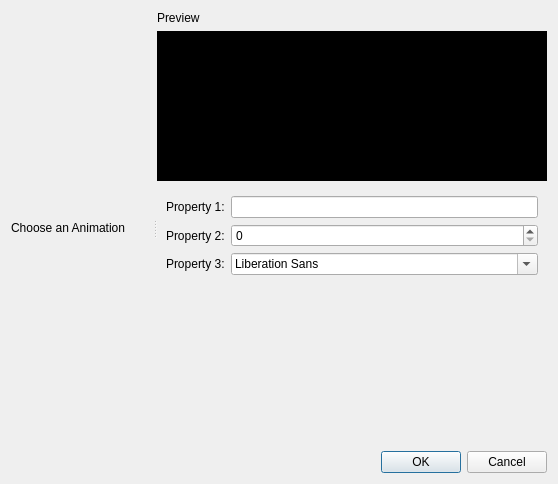
Old version of the form src/windows/ui/animated-title.ui in the repository OpenShot/openshot-qt.
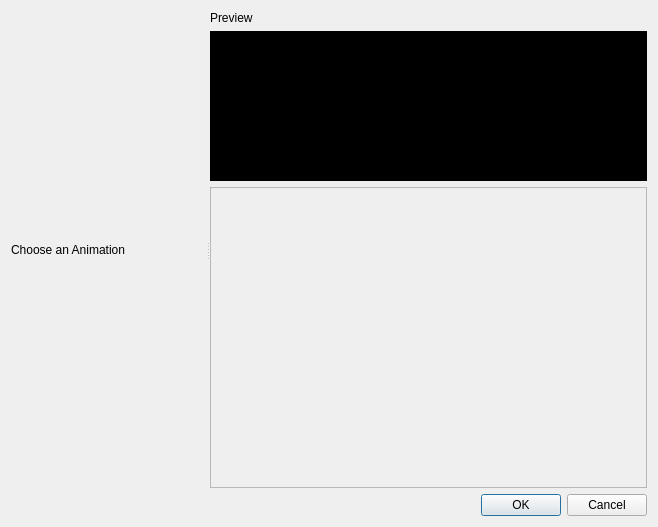
New version of the form.

Commit message: Improved animated title screen. It now lists the params for each animation, and clears previous ones.

```diff
--- a/src/windows/ui/animated-title.ui
+++ b/src/windows/ui/animated-title.ui
@@ -6,8 +6,8 @@
    <rect>
     <x>0</x>
     <y>0</y>
-    <width>558</width>
-    <height>484</height>
+    <width>658</width>
+    <height>527</height>
    </rect>
   </property>
   <property name="windowTitle">
@@ -73,49 +73,25 @@
         </widget>
        </item>
        <item row="2" column="0">
-        <widget class="QWidget" name="widget_3" native="true">
-         <property name="sizePolicy">
-          <sizepolicy hsizetype="Preferred" vsizetype="Expanding">
-           <horstretch>0</horstretch>
-           <verstretch>0</verstretch>
-          </sizepolicy>
+        <widget class="QScrollArea" name="scrollArea">
+         <property name="widgetResizable">
+          <bool>true</bool>
          </property>
-         <layout class="QGridLayout" name="gridLayout_4">
-          <item row="0" column="0">
-           <layout class="QFormLayout" name="formLayout">
-            <item row="0" column="0">
-             <widget class="QLabel" name="label_3">
-              <property name="text">
-               <string>Property 1:</string>
-              </property>
-             </widget>
-            </item>
-            <item row="0" column="1">
-             <widget class="QLineEdit" name="lineEdit"/>
-            </item>
-            <item row="1" column="0">
-             <widget class="QLabel" name="label_4">
-              <property name="text">
-               <string>Property 2:</string>
-              </property>
-             </widget>
-            </item>
-            <item row="1" column="1">
-             <widget class="QSpinBox" name="spinBox"/>
-            </item>
-            <item row="2" column="0">
-             <widget class="QLabel" name="label_5">
-              <property name="text">
-               <string>Property 3:</string>
-              </property>
-             </widget>
-            </item>
-            <item row="2" column="1">
-             <widget class="QFontComboBox" name="fontComboBox"/>
-            </item>
-           </layout>
-          </item>
-         </layout>
+         <widget class="QWidget" name="settingsContainer">
+          <property name="geometry">
+           <rect>
+            <x>0</x>
+            <y>0</y>
+            <width>419</width>
+            <height>277</height>
+           </rect>
+          </property>
+          <layout class="QFormLayout" name="formLayout">
+           <property name="fieldGrowthPolicy">
+            <enum>QFormLayout::AllNonFixedFieldsGrow</enum>
+           </property>
+          </layout>
+         </widget>
         </widget>
        </item>
       </layout>
```
The commit also changes 2 other files.
